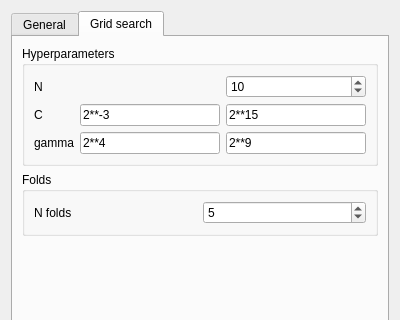
First picture: the form in ui/SVM.ui, repository robertorolo/LPM-Geomod_Suite, before the edit; both pictures show x 0 to 400 and y 0 to 320 of the 400 by 785 pixel window.
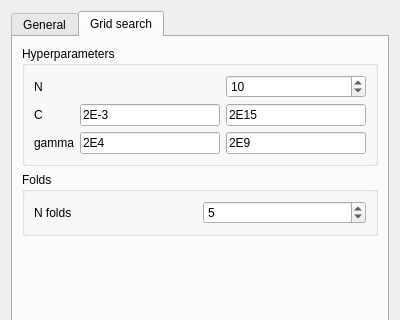
Second picture: the form after the edit. The open tabs and pages were chosen to show the change. Custom widgets are drawn as their Qt base class.

What changed in the file:
```diff
--- a/ui/SVM.ui
+++ b/ui/SVM.ui
@@ -110,14 +110,14 @@
           <item row="1" column="2">
            <widget class="QLineEdit" name="lineEdit_2">
             <property name="text">
-             <string>2**15</string>
+             <string>2E15</string>
             </property>
            </widget>
           </item>
           <item row="2" column="2">
            <widget class="QLineEdit" name="lineEdit_4">
             <property name="text">
-             <string>2**9</string>
+             <string>2E9</string>
             </property>
            </widget>
           </item>
@@ -131,14 +131,14 @@
           <item row="1" column="1">
            <widget class="QLineEdit" name="lineEdit_3">
             <property name="text">
-             <string>2**-3</string>
+             <string>2E-3</string>
             </property>
            </widget>
           </item>
           <item row="2" column="1">
            <widget class="QLineEdit" name="lineEdit_5">
             <property name="text">
-             <string>2**4</string>
+             <string>2E4</string>
             </property>
            </widget>
           </item>
```
